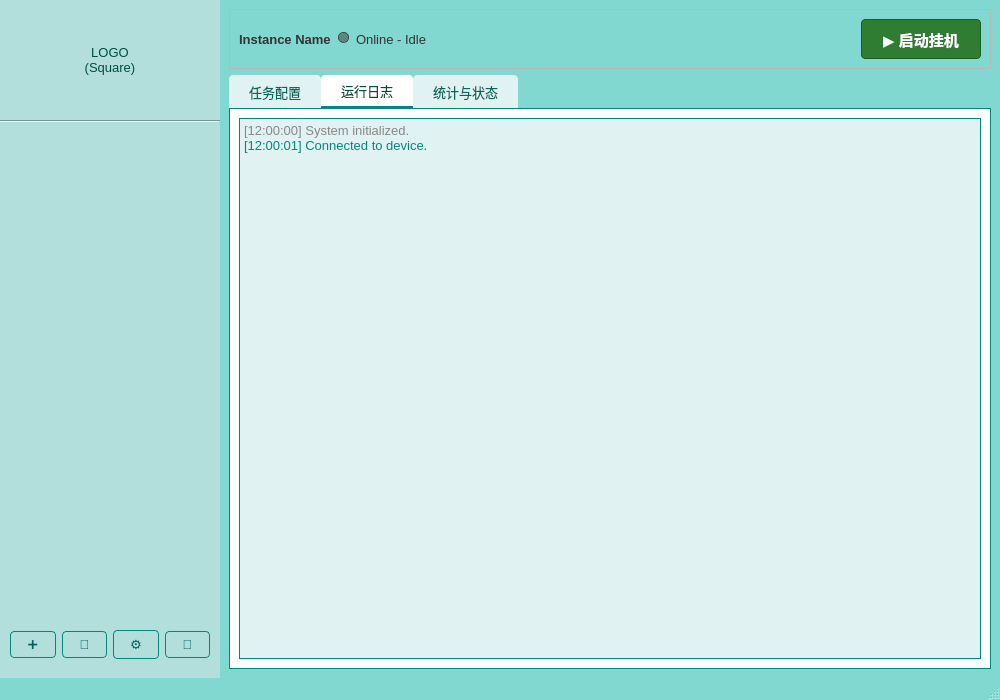
Deepwoods00/KSAS, file ui/main_window.ui: the form before one commit.
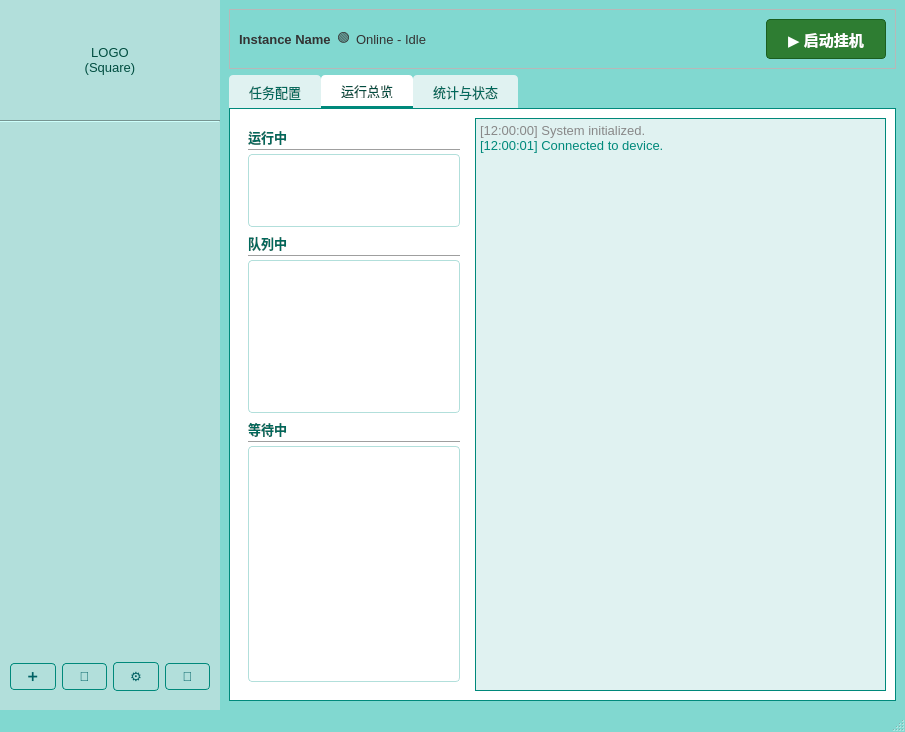
The form after the commit. The open tabs and pages were chosen to show the change.

```diff
--- a/ui/main_window.ui
+++ b/ui/main_window.ui
@@ -6,8 +6,8 @@
    <rect>
     <x>0</x>
     <y>0</y>
-    <width>1000</width>
-    <height>700</height>
+    <width>905</width>
+    <height>732</height>
    </rect>
   </property>
   <property name="windowTitle">
@@ -110,7 +110,16 @@
 QComboBox::drop-down {
 	border: 0px;
 }
-
+/* 针对三个状态列表的特殊样式 */
+#list_running, #list_queue, #list_waiting {
+    background-color: #FFFFFF; 
+    border: 1px solid #B2DFDB; 
+    border-radius: 4px;
+}
+#list_running::item, #list_queue::item, #list_waiting::item {
+    border-bottom: 1px solid #E0F2F1;
+    height: 30px;
+}
 </string>
   </property>
   <widget class="QWidget" name="centralwidget">
@@ -445,9 +454,183 @@
           </widget>
           <widget class="QWidget" name="tab_logs">
            <attribute name="title">
-            <string>运行日志</string>
+            <string>运行总览</string>
            </attribute>
-           <layout class="QVBoxLayout" name="verticalLayout_5">
+           <layout class="QHBoxLayout" name="horizontalLayout_4">
+            <item>
+             <widget class="QWidget" name="widget_status_panel" native="true">
+              <property name="minimumSize">
+               <size>
+                <width>220</width>
+                <height>0</height>
+               </size>
+              </property>
+              <property name="maximumSize">
+               <size>
+                <width>230</width>
+                <height>16777215</height>
+               </size>
+              </property>
+              <layout class="QVBoxLayout" name="verticalLayout_5">
+               <item>
+                <widget class="QWidget" name="container_running" native="true">
+                 <property name="maximumSize">
+                  <size>
+                   <width>16777215</width>
+                   <height>100</height>
+                  </size>
+                 </property>
+                 <layout class="QVBoxLayout" name="verticalLayout_6">
+                  <property name="spacing">
+                   <number>2</number>
+                  </property>
+                  <property name="leftMargin">
+                   <number>0</number>
+                  </property>
+                  <property name="topMargin">
+                   <number>0</number>
+                  </property>
+                  <property name="rightMargin">
+                   <number>0</number>
+                  </property>
+                  <property name="bottomMargin">
+                   <number>0</number>
+                  </property>
+                  <item>
+                   <widget class="QLabel" name="lbl_running_title">
+                    <property name="styleSheet">
+                     <string notr="true">font-weight: bold; color: #00695C;</string>
+                    </property>
+                    <property name="text">
+                     <string>运行中</string>
+                    </property>
+                   </widget>
+                  </item>
+                  <item>
+                   <widget class="Line" name="line_2">
+                    <property name="orientation">
+                     <enum>Qt::Orientation::Horizontal</enum>
+                    </property>
+                   </widget>
+                  </item>
+                  <item>
+                   <widget class="QListWidget" name="list_running">
+                    <property name="focusPolicy">
+                     <enum>Qt::FocusPolicy::NoFocus</enum>
+                    </property>
+                    <property name="selectionMode">
+                     <enum>QAbstractItemView::SelectionMode::NoSelection</enum>
+                    </property>
+                   </widget>
+                  </item>
+                 </layout>
+                </widget>
+               </item>
+               <item>
+                <widget class="QWidget" name="container_queue" native="true">
+                 <property name="maximumSize">
+                  <size>
+                   <width>16777215</width>
+                   <height>180</height>
+                  </size>
+                 </property>
+                 <layout class="QVBoxLayout" name="verticalLayout_7">
+                  <property name="spacing">
+                   <number>2</number>
+                  </property>
+                  <property name="leftMargin">
+                   <number>0</number>
+                  </property>
+                  <property name="topMargin">
+                   <number>0</number>
+                  </property>
+                  <property name="rightMargin">
+                   <number>0</number>
+                  </property>
+                  <property name="bottomMargin">
+                   <number>0</number>
+                  </property>
+                  <item>
+                   <widget class="QLabel" name="lbl_queue_title">
+                    <property name="styleSheet">
+                     <string notr="true">font-weight: bold; color: #00695C;</string>
+                    </property>
+                    <property name="text">
+                     <string>队列中</string>
+                    </property>
+                   </widget>
+                  </item>
+                  <item>
+                   <widget class="Line" name="line_3">
+                    <property name="orientation">
+                     <enum>Qt::Orientation::Horizontal</enum>
+                    </property>
+                   </widget>
+                  </item>
+                  <item>
+                   <widget class="QListWidget" name="list_queue">
+                    <property name="focusPolicy">
+                     <enum>Qt::FocusPolicy::NoFocus</enum>
+                    </property>
+                    <property name="selectionMode">
+                     <enum>QAbstractItemView::SelectionMode::NoSelection</enum>
+                    </property>
+                   </widget>
+                  </item>
+                 </layout>
+                </widget>
+               </item>
+               <item>
+                <widget class="QWidget" name="container_waiting" native="true">
+                 <layout class="QVBoxLayout" name="verticalLayout_8">
+                  <property name="spacing">
+                   <number>2</number>
+                  </property>
+                  <property name="leftMargin">
+                   <number>0</number>
+                  </property>
+                  <property name="topMargin">
+                   <number>0</number>
+                  </property>
+                  <property name="rightMargin">
+                   <number>0</number>
+                  </property>
+                  <property name="bottomMargin">
+                   <number>0</number>
+                  </property>
+                  <item>
+                   <widget class="QLabel" name="lbl_waiting_title">
+                    <property name="styleSheet">
+                     <string notr="true">font-weight: bold; color: #00695C;</string>
+                    </property>
+                    <property name="text">
+                     <string>等待中</string>
+                    </property>
+                   </widget>
+                  </item>
+                  <item>
+                   <widget class="Line" name="line_4">
+                    <property name="orientation">
+                     <enum>Qt::Orientation::Horizontal</enum>
+                    </property>
+                   </widget>
+                  </item>
+                  <item>
+                   <widget class="QListWidget" name="list_waiting">
+                    <property name="focusPolicy">
+                     <enum>Qt::FocusPolicy::NoFocus</enum>
+                    </property>
+                    <property name="selectionMode">
+                     <enum>QAbstractItemView::SelectionMode::NoSelection</enum>
+                    </property>
+                   </widget>
+                  </item>
+                 </layout>
+                </widget>
+               </item>
+              </layout>
+             </widget>
+            </item>
             <item>
              <widget class="QTextBrowser" name="text_log">
               <property name="html">
```
Left out of the diff: 6 changed lines with no effect on the pictures.
